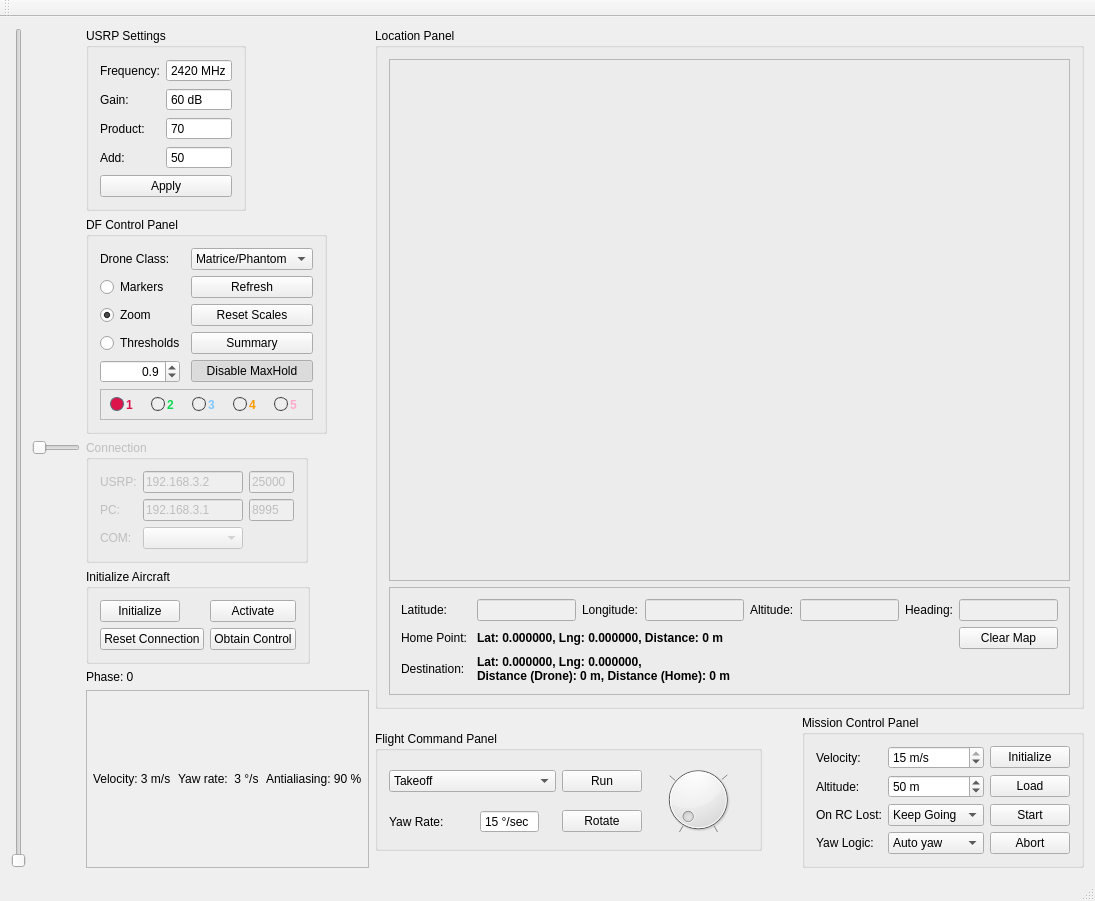
This is view/mainview.ui in Valkaryne/Matrice600DF as Qt 5 draws it before an edit. The edited form follows.
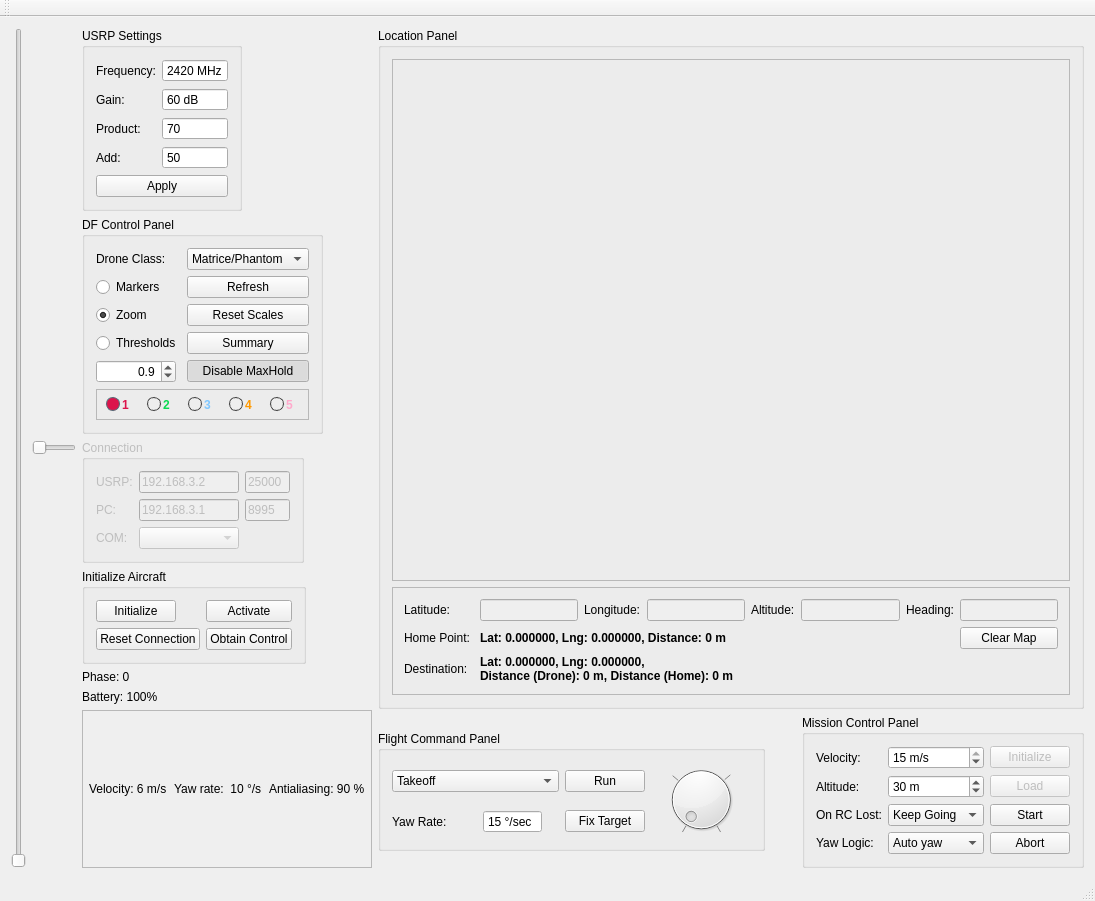
This is the edited form.

Patch:
```diff
--- a/view/mainview.ui
+++ b/view/mainview.ui
@@ -788,6 +788,19 @@
         </property>
        </widget>
       </item>
+      <item>
+       <widget class="QLabel" name="lbl_battery">
+        <property name="sizePolicy">
+         <sizepolicy hsizetype="Preferred" vsizetype="Maximum">
+          <horstretch>0</horstretch>
+          <verstretch>0</verstretch>
+         </sizepolicy>
+        </property>
+        <property name="text">
+         <string>Battery: 100%</string>
+        </property>
+       </widget>
+      </item>
       <item>
        <widget class="QFrame" name="speedFrame">
         <property name="frameShape">
@@ -818,14 +831,14 @@
          <item row="0" column="0">
           <widget class="QLabel" name="lbl_pitch">
            <property name="text">
-            <string>Velocity: 3 m/s</string>
+            <string>Velocity: 6 m/s</string>
            </property>
           </widget>
          </item>
          <item row="0" column="1">
           <widget class="QLabel" name="lbl_yaw">
            <property name="text">
-            <string>Yaw rate:  3 °/s</string>
+            <string>Yaw rate:  10 °/s</string>
            </property>
           </widget>
          </item>
@@ -887,7 +900,7 @@
             <number>200</number>
            </property>
            <property name="value">
-            <number>50</number>
+            <number>30</number>
            </property>
           </widget>
          </item>
@@ -917,6 +930,9 @@
          </item>
          <item row="0" column="2">
           <widget class="QPushButton" name="btn_wp_init">
+           <property name="enabled">
+            <bool>false</bool>
+           </property>
            <property name="text">
             <string>Initialize</string>
            </property>
@@ -938,6 +954,9 @@
          </item>
          <item row="1" column="2">
           <widget class="QPushButton" name="btn_wp_load">
+           <property name="enabled">
+            <bool>false</bool>
+           </property>
            <property name="text">
             <string>Load</string>
            </property>
@@ -1178,7 +1197,7 @@
          <item row="1" column="3">
           <widget class="QPushButton" name="btn_hp_start">
            <property name="text">
-            <string>Rotate</string>
+            <string>Fix Target</string>
            </property>
            <property name="checkable">
             <bool>true</bool>
```
Left out of the diff: 2 changed lines with no effect on the pictures.
